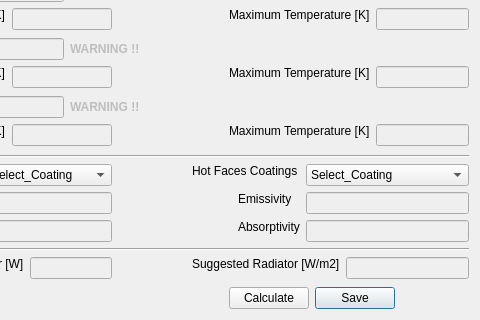
First picture: the form in sta-src/SEM/ThermalGUI.ui, repository Dwarf-Planet-Project/SpaceDesignTool, before the edit; both pictures show x 143 to 623 and y 247 to 567 of the 623 by 567 pixel window.
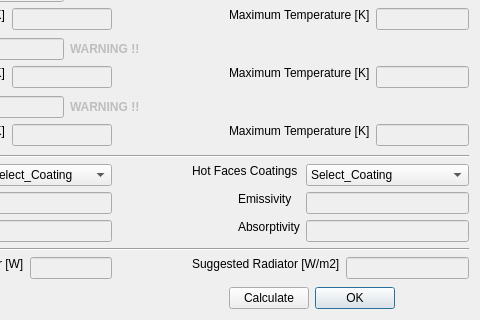
Second picture: the form after the edit.

Diff of the .ui file:
```diff
--- a/sta-src/SEM/ThermalGUI.ui
+++ b/sta-src/SEM/ThermalGUI.ui
@@ -1121,7 +1121,7 @@
    <item row="18" column="8">
     <widget class="QPushButton" name="ThermalGUISavePushButton">
      <property name="text">
-      <string>Save</string>
+      <string>OK</string>
      </property>
     </widget>
    </item>
```
